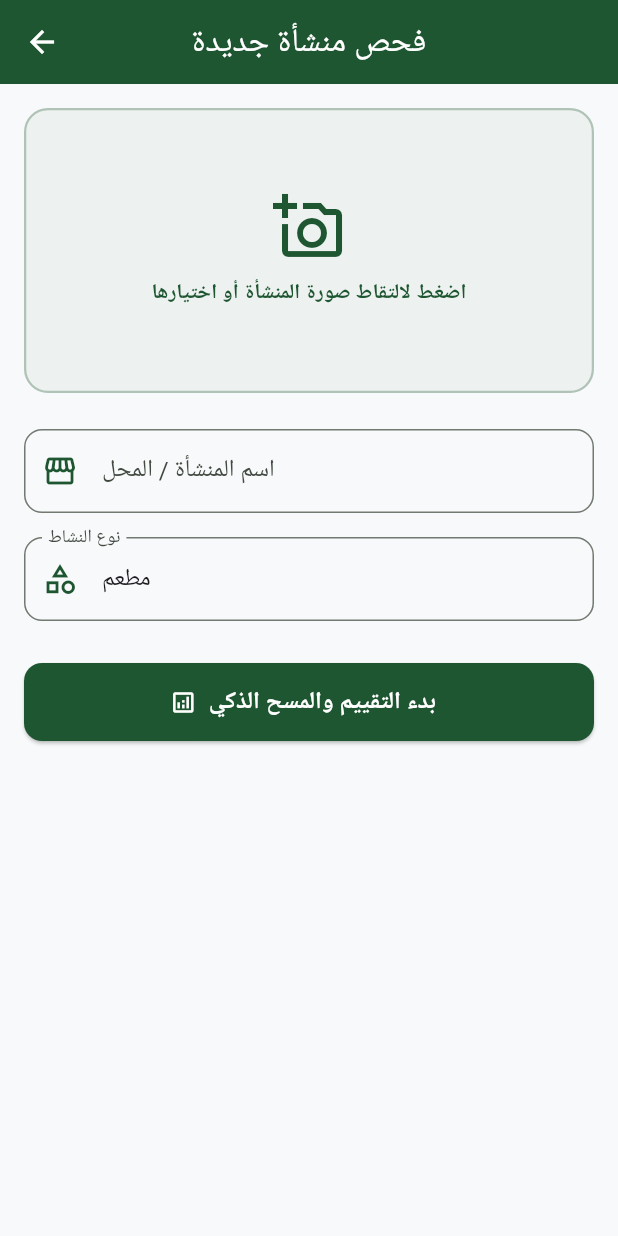
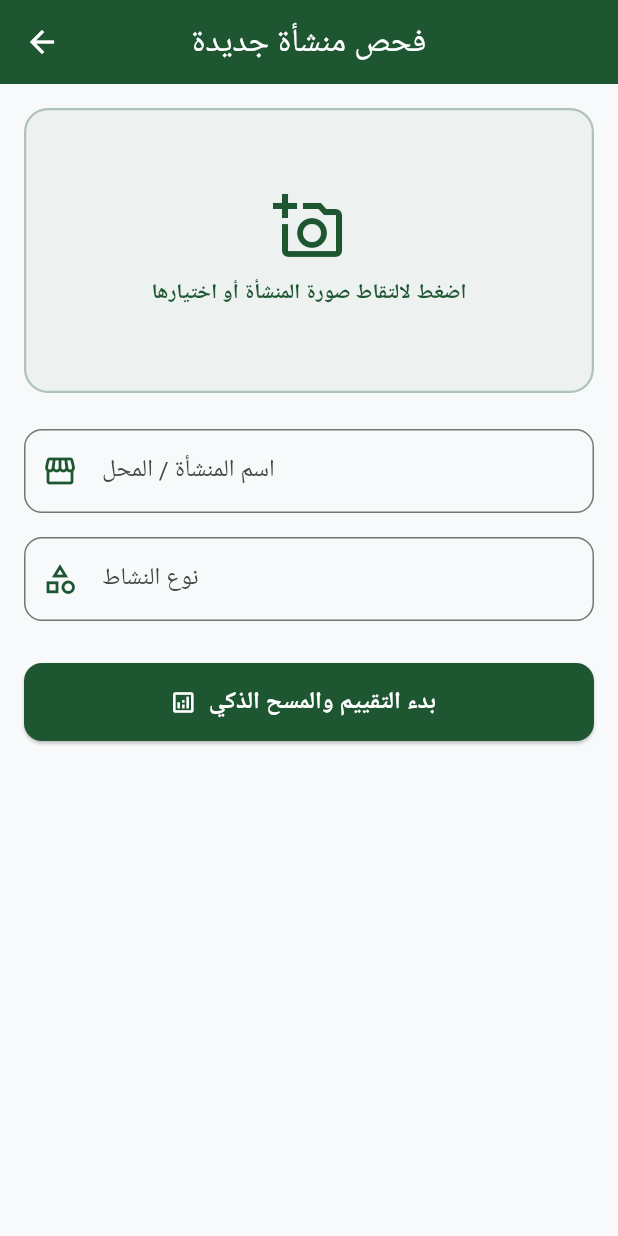
Before and after one commit to dallllo/Smart-Compliance-Engine-Balady-Hackathon, a Flutter app: the NewAuditPage screen opened directly, on a phone screen of 412 x 824 dp. Run offline on Flutter 3.47's test engine with Material 3 defaults, Android fonts, the phone set to English and light mode, and no system bars; our stand-ins replace dio, flutter_bloc, flutter_dotenv, flutter_hooks, get_it, google_fonts and 3 more; accounts and stored records are empty; Roboto replaces fonts that are missing (Cairo).

Commit message:
Update new_audit_page.dart

```diff
--- a/frountend_app/lib/features/audit/presentation/pages/new_audit_page.dart
+++ b/frountend_app/lib/features/audit/presentation/pages/new_audit_page.dart
@@ -13,7 +13,7 @@ class NewAuditPage extends HookWidget {
   @override
   Widget build(BuildContext context) {
     final facilityNameController = useTextEditingController();
-    final activityTypeController = useTextEditingController(text: 'مطعم');
+    final activityTypeController = useTextEditingController();
     final selectedImage = useState<XFile?>(null);
     final picker = useMemoized(() => ImagePicker());
 
```
